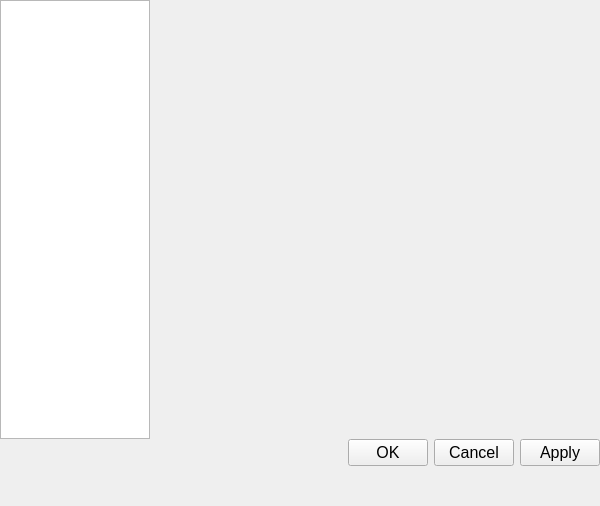
Before: the Qt Designer form source/wnd/ui/mrqproperty.ui in ww4u/megarobostudio, drawn with Qt 5.
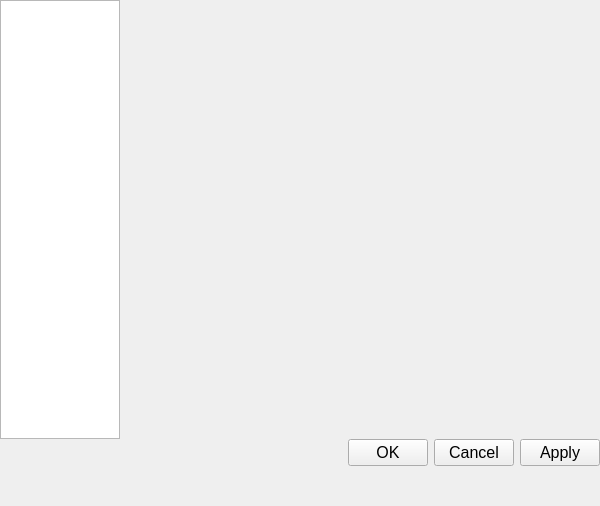
After: the same form once the commit is applied.

The edit to the form file:
```diff
--- a/source/wnd/ui/mrqproperty.ui
+++ b/source/wnd/ui/mrqproperty.ui
@@ -104,7 +104,7 @@
           </property>
           <property name="maximumSize">
            <size>
-            <width>150</width>
+            <width>120</width>
             <height>16777215</height>
            </size>
           </property>
```
